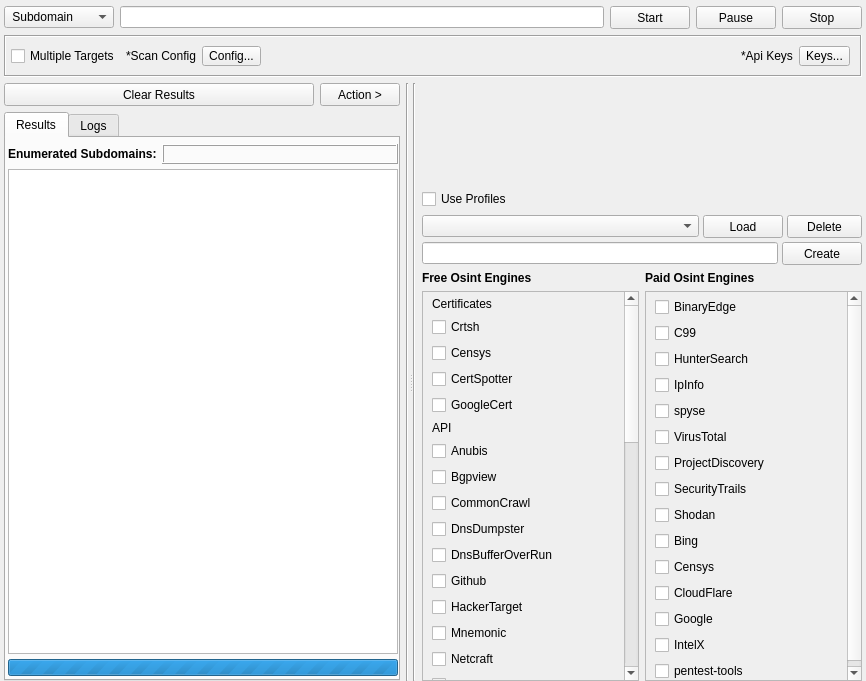
Before: the Qt Designer form gui/src/engines/osint/Osint.ui in 3nock/OTE, drawn with Qt 5.
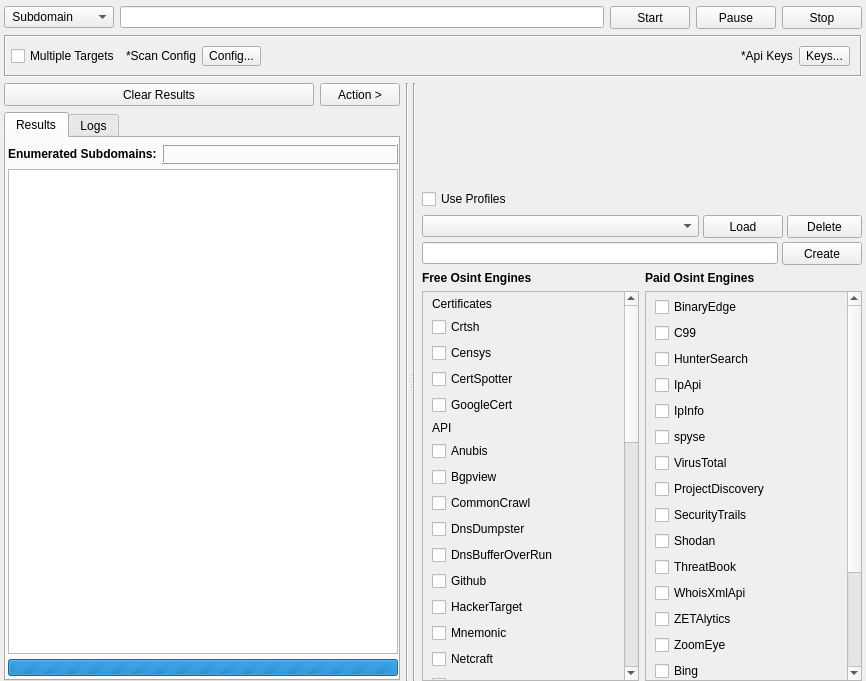
After: the same form once the commit is applied. Custom widgets are drawn as their Qt base class.

Commit message: adding osint scrappers...

```diff
--- a/gui/src/engines/osint/Osint.ui
+++ b/gui/src/engines/osint/Osint.ui
@@ -1237,7 +1237,7 @@
                   <x>0</x>
                   <y>0</y>
                   <width>185</width>
-                  <height>355</height>
+                  <height>470</height>
                  </rect>
                 </property>
                 <layout class="QVBoxLayout" name="verticalLayout_6">
@@ -1268,6 +1268,13 @@
                    </property>
                   </widget>
                  </item>
+                 <item>
+                  <widget class="QCheckBox" name="checkBox_engine_ipApi">
+                   <property name="text">
+                    <string>IpApi</string>
+                   </property>
+                  </widget>
+                 </item>
                  <item>
                   <widget class="QCheckBox" name="checkBox_engine_ipInfo">
                    <property name="text">
@@ -1310,6 +1317,34 @@
                    </property>
                   </widget>
                  </item>
+                 <item>
+                  <widget class="QCheckBox" name="checkBox_engine_threatBook">
+                   <property name="text">
+                    <string>ThreatBook</string>
+                   </property>
+                  </widget>
+                 </item>
+                 <item>
+                  <widget class="QCheckBox" name="checkBox_engine_whoisXmlApi">
+                   <property name="text">
+                    <string>WhoisXmlApi</string>
+                   </property>
+                  </widget>
+                 </item>
+                 <item>
+                  <widget class="QCheckBox" name="checkBox_engine_zetalytics">
+                   <property name="text">
+                    <string>ZETAlytics</string>
+                   </property>
+                  </widget>
+                 </item>
+                 <item>
+                  <widget class="QCheckBox" name="checkBox_engine_zoomeye">
+                   <property name="text">
+                    <string>ZoomEye</string>
+                   </property>
+                  </widget>
+                 </item>
                  <item>
                   <widget class="QCheckBox" name="checkBox_engine_bing">
                    <property name="text">
```
Left out of the diff: 2 changed lines with no effect on the pictures. The commit also changes 21 other files.
